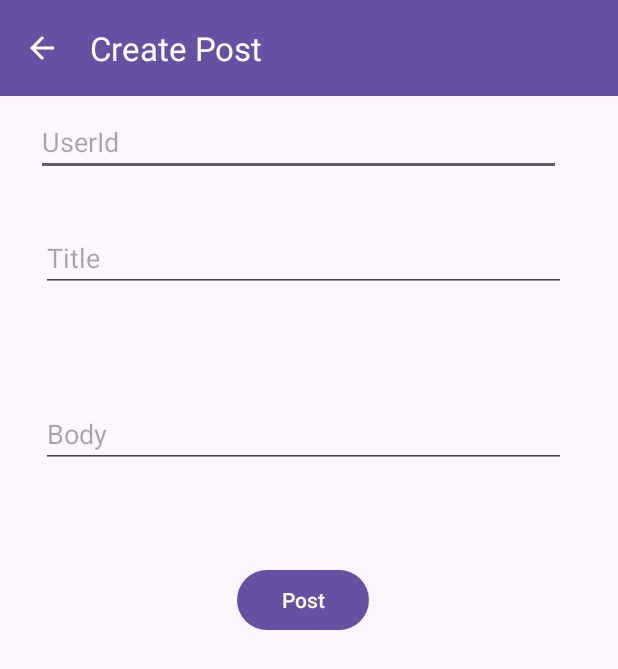
After one commit to Gatchang-nyawargak/postApp, an Android app: the CreatePostActivity screen opened directly, with no data from a screen before it, on a phone screen of 412 x 824 dp. The commit adds this screen. Shown: the top 669 px of the screen. Run offline under Robolectric (Android 15) with nearby library versions, the phone set to English and light mode, and no system bars; network calls fail.

Commit message:
Added app

```diff
--- a/app/src/main/AndroidManifest.xml
+++ b/app/src/main/AndroidManifest.xml
@@ -1,6 +1,7 @@
 <?xml version="1.0" encoding="utf-8"?>
 <manifest xmlns:android="http://schemas.android.com/apk/res/android"
     xmlns:tools="http://schemas.android.com/tools">
+
     <uses-permission android:name="android.permission.INTERNET" />
 
     <application
@@ -13,6 +14,9 @@
         android:supportsRtl="true"
         android:theme="@style/Theme.PostsApp"
         tools:targetApi="31">
+        <activity
+            android:name=".ui.CreatePostActivity"
+            android:exported="false" />
         <activity
             android:name=".ui.CommentsActivity"
             android:exported="false" />
--- a/app/src/main/java/com/akirachix/postsapp/api/PostsApiInterface.kt
+++ b/app/src/main/java/com/akirachix/postsapp/api/PostsApiInterface.kt
@@ -1,9 +1,12 @@
 package com.akirachix.postsapp.api
 import com.akirachix.postsapp.model.Comments
+import com.akirachix.postsapp.model.PostRequest
 import com.akirachix.postsapp.model.Posts
 import retrofit2.Call
 import retrofit2.Response
+import retrofit2.http.Body
 import retrofit2.http.GET
+import retrofit2.http.POST
 import retrofit2.http.Path
 
 interface PostsApiInterface {
@@ -11,8 +14,11 @@ interface PostsApiInterface {
     suspend fun fetchPosts(): Response<List<Posts>>
 
     @GET("/posts/{postId}")
-    fun fetchPostsById(@Path("postId") postId:Int): Call<Posts>
+    suspend fun fetchPostsById(@Path("postId") postId:Int): Response<Posts>
 
     @GET("/posts/{postId}/comments")
-    fun fetchCommentsByPostId(@Path("postId") postId: Int): Call<List<Comments>>
+    suspend fun fetchComments(@Path("postId") postId: Int): Response<List<Comments>>
+
+    @POST("/posts")
+    suspend fun createPost(@Body postRequest: PostRequest): Response<Posts>
 }
--- /dev/null
+++ b/app/src/main/java/com/akirachix/postsapp/ui/CreatePostActivity.kt
@@ -0,0 +1,88 @@
+package com.akirachix.postsapp.ui
+
+import android.icu.text.CaseMap.Title
+import android.os.Bundle
+import android.view.View
+import android.widget.Toast
+import androidx.activity.enableEdgeToEdge
+import androidx.activity.viewModels
+import androidx.appcompat.app.AppCompatActivity
+import androidx.core.view.ViewCompat
+import androidx.core.view.WindowInsetsCompat
+import com.akirachix.postsapp.R
+import com.akirachix.postsapp.databinding.ActivityCreatePostBinding
+import com.akirachix.postsapp.model.PostRequest
+import com.akirachix.postsapp.viewmodel.PostsViewModel
+
+class CreatePostActivity : AppCompatActivity() {
+    lateinit var binding: ActivityCreatePostBinding
+    val postsViewModel: PostsViewModel by viewModels()
+    override fun onCreate(savedInstanceState: Bundle?) {
+        super.onCreate(savedInstanceState)
+        binding= ActivityCreatePostBinding.inflate(layoutInflater)
+        setContentView(binding.root)
+
+        setSupportActionBar(binding.toolbar2)
+        supportActionBar?.setDisplayHomeAsUpEnabled(true)
+        supportActionBar?. setDisplayShowHomeEnabled(true)
+        supportActionBar?. setHomeAsUpIndicator(R.drawable.baseline_arrow_back_24)
+
+        }
+
+    override fun onResume() {
+        super.onResume()
+        binding.btnPost.setOnClickListener {
+            validatePost() }
+        postsViewModel.createPostLiveData.observe(this){
+            message ->
+            binding.progressBar.visibility= View.GONE
+            Toast.makeText(this, message, Toast.LENGTH_LONG).show()
+            clearForm()
+
+        }
+        postsViewModel.errorLiveData.observe(this){
+                error ->
+            binding.progressBar.visibility= View.GONE
+            Toast.makeText(this, error, Toast.LENGTH_LONG).show()
+
+        }
+
+    }
+    fun validatePost(){
+        val userId = binding.etUserId.text.toString()
+        val title = binding.etTitle.text.toString()
+        val body = binding.etBody.text.toString()
+        var error = false
+        if (userId.isBlank()){
+            binding.etUserId.error = "User id is required"
+            error = true
+        }
+        if (title.isBlank()){
+            binding.etTitle.error = "title is required"
+            error = true
+        }
+        if (body.isBlank()){
+            binding.etBody.error = "body is required"
+            error = true
+        }
+        if (!error){
+            binding.progressBar.visibility = View.GONE
+            val postRequest = PostRequest(userId=userId.toInt(), title = title, body= body)
+            postsViewModel.creatPost(postRequest)
+        }
+
+
+    }
+    fun clearForm(){
+        binding.etUserId.text.clear()
+        binding.etTitle.text.clear()
+        binding.etBody.text.clear()
+    }
+
+    override fun onSupportNavigateUp(): Boolean {
+        finish()
+        return super.onSupportNavigateUp()
+    }
+
+
+    }
--- /dev/null
+++ b/app/src/main/res/drawable/baseline_add_24.xml
@@ -0,0 +1,5 @@
+<vector xmlns:android="http://schemas.android.com/apk/res/android" android:height="24dp" android:tint="#FFFFFF" android:viewportHeight="24" android:viewportWidth="24" android:width="24dp">
+
+    <path android:fillColor="@android:color/white" android:pathData="M19,13h-6v6h-2v-6H5v-2h6V5h2v6h6v2z"/>
+
+</vector>
--- /dev/null
+++ b/app/src/main/res/drawable/baseline_arrow_back_24.xml
@@ -0,0 +1,5 @@
+<vector xmlns:android="http://schemas.android.com/apk/res/android" android:autoMirrored="true" android:height="24dp" android:tint="#FFFFFF" android:viewportHeight="24" android:viewportWidth="24" android:width="24dp">
+
+    <path android:fillColor="@android:color/white" android:pathData="M20,11H7.83l5.59,-5.59L12,4l-8,8 8,8 1.41,-1.41L7.83,13H20v-2z"/>
+
+</vector>
--- /dev/null
+++ b/app/src/main/res/layout/activity_create_post.xml
@@ -0,0 +1,94 @@
+<?xml version="1.0" encoding="utf-8"?>
+<androidx.constraintlayout.widget.ConstraintLayout xmlns:android="http://schemas.android.com/apk/res/android"
+    xmlns:app="http://schemas.android.com/apk/res-auto"
+    xmlns:tools="http://schemas.android.com/tools"
+    android:id="@+id/main"
+    android:layout_width="match_parent"
+    android:layout_height="match_parent"
+    tools:context=".ui.CreatePostActivity">
+
+    <EditText
+        android:id="@+id/etUserId"
+        android:layout_width="350dp"
+        android:layout_height="0dp"
+        android:layout_marginStart="16dp"
+        android:layout_marginTop="8dp"
+        android:layout_marginEnd="16dp"
+        android:ems="10"
+        android:hint="UserId"
+        android:inputType="number"
+        app:layout_constraintEnd_toEndOf="parent"
+        app:layout_constraintHorizontal_bias="0.264"
+        app:layout_constraintStart_toStartOf="parent"
+        app:layout_constraintTop_toBottomOf="@+id/toolbar2" />
+
+    <EditText
+        android:id="@+id/etTitle"
+        android:layout_width="350dp"
+        android:layout_height="wrap_content"
+        android:layout_marginStart="16dp"
+        android:layout_marginTop="32dp"
+        android:layout_marginEnd="16dp"
+        android:ems="10"
+        android:hint="Title"
+        android:inputType="text"
+        app:layout_constraintEnd_toEndOf="parent"
+        app:layout_constraintHorizontal_bias="0.379"
+        app:layout_constraintStart_toStartOf="parent"
+        app:layout_constraintTop_toBottomOf="@+id/etUserId" />
+
+    <EditText
+        android:id="@+id/etBody"
+        android:layout_width="350dp"
+        android:layout_height="wrap_content"
+        android:layout_marginStart="16dp"
+        android:layout_marginTop="72dp"
+        android:layout_marginEnd="16dp"
+        android:ems="10"
+        android:hint="Body"
+        android:inputType="text"
+        app:layout_constraintEnd_toEndOf="parent"
+        app:layout_constraintHorizontal_bias="0.379"
+        app:layout_constraintStart_toStartOf="parent"
+        app:layout_constraintTop_toBottomOf="@+id/etTitle"
+        tools:ignore="text=Body" />
+
+    <Button
+        android:id="@+id/btnPost"
+        android:layout_width="wrap_content"
+        android:layout_height="wrap_content"
+        android:layout_marginStart="16dp"
+        android:layout_marginTop="64dp"
+        android:layout_marginEnd="24dp"
+        android:text="Post"
+        app:layout_constraintEnd_toEndOf="parent"
+        app:layout_constraintStart_toStartOf="parent"
+        app:layout_constraintTop_toBottomOf="@+id/etBody" />
+
+    <ProgressBar
+        android:id="@+id/progressBar"
+        style="?android:attr/progressBarStyle"
+        android:layout_width="wrap_content"
+        android:layout_height="wrap_content"
+        android:layout_marginTop="10dp"
+        android:visibility="gone"
+        app:layout_constraintBottom_toTopOf="@+id/btnPost"
+        app:layout_constraintEnd_toEndOf="parent"
+        app:layout_constraintStart_toStartOf="parent"
+        app:layout_constraintTop_toBottomOf="@+id/etTitle"
+        app:layout_constraintVertical_bias="0.0" />
+
+    <androidx.appcompat.widget.Toolbar
+        android:id="@+id/toolbar2"
+        android:layout_width="0dp"
+        android:layout_height="wrap_content"
+        android:background="?attr/colorPrimary"
+        android:minHeight="?attr/actionBarSize"
+        android:theme="?attr/actionBarTheme"
+        app:title="Create Post"
+        app:titleTextColor="#ffff"
+        app:layout_constraintEnd_toEndOf="parent"
+        app:layout_constraintStart_toStartOf="parent"
+        app:layout_constraintTop_toTopOf="parent" />
+
+</androidx.constraintlayout.widget.ConstraintLayout>
--- a/app/src/main/res/layout/comments_list_item.xml
+++ b/app/src/main/res/layout/comments_list_item.xml
@@ -4,7 +4,7 @@
     xmlns:tools="http://schemas.android.com/tools"
     android:id="@+id/clComments"
     android:layout_width="match_parent"
-    android:layout_height="match_parent">
+    android:layout_height="wrap_content">
     <TextView
         android:id="@+id/tvName"
         android:layout_width="0dp"
```
Also changed, not shown: app/src/main/java/com/akirachix/postsapp/model/PostRequest.kt (added, +7 -0 lines), app/src/main/java/com/akirachix/postsapp/repository/PostsRepository.kt (+21 -0 lines), app/src/main/java/com/akirachix/postsapp/ui/CommentsActivity.kt (+44 -53 lines), app/src/main/java/com/akirachix/postsapp/ui/MainActivity.kt (+10 -7 lines), app/src/main/java/com/akirachix/postsapp/viewmodel/PostsViewModel.kt (+29 -0 lines), app/src/main/res/layout/activity_main.xml (+12 -0 lines).
